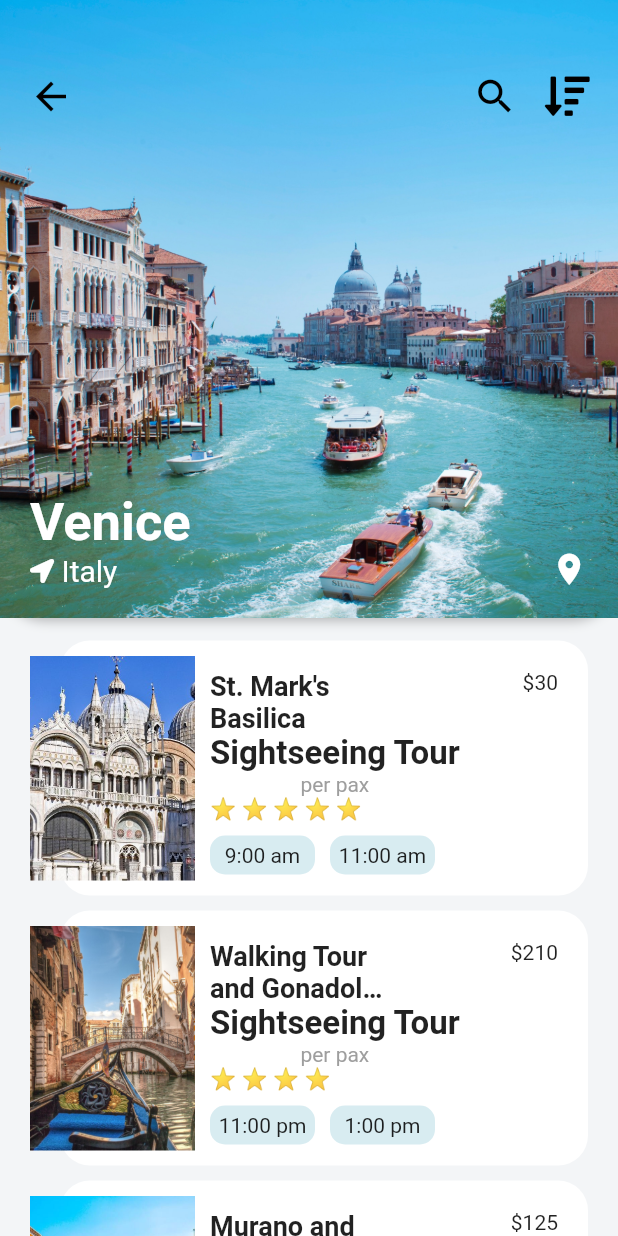
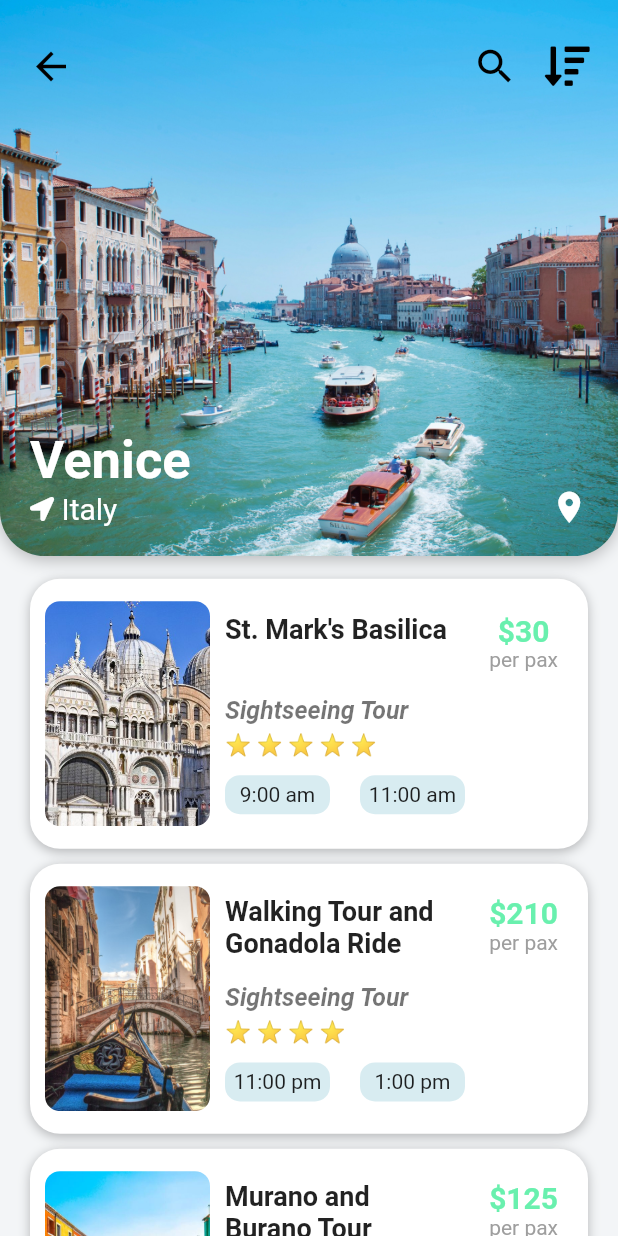
Before and after one commit to tuanvu9981/travel_app, a Flutter app: the screen it shows after launch, after a tap on an icon or button, on a phone screen of 412 x 824 dp. Run offline on Flutter 3.47's test engine with Material 2 defaults, Android fonts, the phone set to English and light mode, and no system bars; our stand-ins replace font_awesome_flutter; network calls fail.

Commit message:
feat: complete 2 destination detail screen with mock data

```diff
--- a/lib/screens/destination_screen.dart
+++ b/lib/screens/destination_screen.dart
@@ -30,19 +30,25 @@ class DestinationScreenState extends State<DestinationScreen> {
             Stack(
               children: [
                 Container(
-                  height: MediaQuery.of(context).size.width, // height = weight
+                  height: MediaQuery.of(context).size.width *
+                      0.9, // height = width * 0.9
                   decoration: BoxDecoration(
                     borderRadius: BorderRadius.circular(30.0),
                     boxShadow: const [
                       BoxShadow(
                         color: Colors.black26,
                         offset: Offset(0.0, 2.0),
-                          blurRadius: 6.0,
+                        blurRadius: 9.0,
                       ),
-                      ]),
+                    ],
+                  ),
                   child: Hero(
                     tag: widget.destination?.imageUrl ?? "",
                     child: ClipRRect(
+                      borderRadius: const BorderRadius.only(
+                        bottomLeft: Radius.circular(30.0),
+                        bottomRight: Radius.circular(30.0),
+                      ),
                       child: Image(
                         image: AssetImage(
                           widget.destination?.imageUrl ?? "",
@@ -55,7 +61,7 @@ class DestinationScreenState extends State<DestinationScreen> {
                 Padding(
                   padding: const EdgeInsets.symmetric(
                     horizontal: 10.0,
-                    vertical: 40.0,
+                    vertical: 20.0,
                   ),
                   child: Row(
                     mainAxisAlignment: MainAxisAlignment.spaceBetween,
@@ -131,6 +137,7 @@ class DestinationScreenState extends State<DestinationScreen> {
                 ),
               ],
             ),
+            // between big image and list view should not render a SizedBox !!!
             Expanded(
               child: ListView.builder(
                 padding: const EdgeInsets.only(top: 10.0, bottom: 15.0),
@@ -140,15 +147,23 @@ class DestinationScreenState extends State<DestinationScreen> {
                   return Stack(
                     children: [
                       Container(
-                        margin: const EdgeInsets.fromLTRB(40.0, 5.0, 20.0, 5.0),
-                        height: 170.0,
+                        margin: const EdgeInsets.fromLTRB(20.0, 5.0, 20.0, 5.0),
+                        height: 180.0,
                         width: double.infinity, // ?????
                         decoration: BoxDecoration(
                           color: Colors.white,
                           borderRadius: BorderRadius.circular(20.0),
+                          boxShadow: const [
+                            BoxShadow(
+                              color: Colors.black26,
+                              offset: Offset(0.0, 2.0),
+                              blurRadius: 6.0,
                             ),
+                          ],
+                        ),
+
                         child: Padding(
-                          padding: EdgeInsets.fromLTRB(100.0, 20.0, 20.0, 20.0),
+                          padding: EdgeInsets.fromLTRB(130.0, 20.0, 20.0, 20.0),
                           child: Column(
                             mainAxisAlignment: MainAxisAlignment.center,
                             crossAxisAlignment: CrossAxisAlignment.start,
@@ -159,7 +174,7 @@ class DestinationScreenState extends State<DestinationScreen> {
                                 crossAxisAlignment: CrossAxisAlignment.start,
                                 children: [
                                   Container(
-                                    width: 120.0,
+                                    width: 150.0,
                                     child: Text(
                                       activity.name ?? "",
                                       style: const TextStyle(
@@ -170,16 +185,14 @@ class DestinationScreenState extends State<DestinationScreen> {
                                       overflow: TextOverflow.ellipsis,
                                     ),
                                   ),
-                                  Text('\$${activity.price}'),
-                                ],
-                              ),
                                   Column(
                                     children: [
                                       Text(
-                                    activity.type ?? "",
+                                        '\$${activity.price}',
                                         style: const TextStyle(
-                                      fontSize: 22.0,
+                                          fontSize: 20.0,
                                           fontWeight: FontWeight.w600,
+                                          color: Colors.greenAccent,
                                         ),
                                       ),
                                       const Text(
@@ -188,8 +201,21 @@ class DestinationScreenState extends State<DestinationScreen> {
                                       ),
                                     ],
                                   ),
+                                ],
+                              ),
+                              const SizedBox(height: 16.5),
+                              Text(
+                                activity.type ?? "",
+                                style: const TextStyle(
+                                  fontSize: 16.5,
+                                  fontWeight: FontWeight.w600,
+                                  fontStyle: FontStyle.italic,
+                                  color: Colors.black54,
+                                ),
+                              ),
+                              const SizedBox(height: 5.0),
                               _buildRatingStar(activity.rating ?? 0),
-                              const SizedBox(height: 10.0),
+                              const SizedBox(height: 12.5),
                               Row(
                                 children: [
                                   Container(
@@ -203,7 +229,7 @@ class DestinationScreenState extends State<DestinationScreen> {
                                     // being center of box(container=div)
                                     child: Text(activity.startTimes![0]),
                                   ),
-                                  const SizedBox(width: 10.0),
+                                  const SizedBox(width: 20.0),
                                   Container(
                                     padding: const EdgeInsets.all(5.0),
                                     width: 70.0,
@@ -222,11 +248,12 @@ class DestinationScreenState extends State<DestinationScreen> {
                         ),
                       ),
                       Positioned(
-                        left: 20.0,
-                        top: 15.0,
+                        left: 30.0,
+                        top: 20.0,
                         // only left, top: the image still not cover. add both top & bottom
-                        bottom: 15.0,
+                        bottom: 20.0,
                         child: ClipRRect(
+                          borderRadius: BorderRadius.circular(10.0),
                           child: Image(
                             width: 110.0,
                             image: AssetImage(activity.imageUrl ?? ""),
--- a/lib/screens/home.screen.dart
+++ b/lib/screens/home.screen.dart
@@ -112,7 +112,9 @@ class _HomeScreenState extends State<HomeScreen> {
             BottomNavigationBarItem(
               icon: CircleAvatar(
                 radius: 15.0,
-                backgroundImage: NetworkImage('http:'),
+                backgroundImage: NetworkImage(
+                  'https://firebasestorage.googleapis.com/v0/b/taskmanagerfirebase-4c4c3.appspot.com/o/image%2Fduck.jpg?alt=media&token=f0f5cbd4-6842-4c07-9e28-689f57903575',
+                ),
               ),
               label: "Personal",
             ),
```
Also changed, not shown: 1 other file. Lines whose indentation alone changed are shown as unchanged.
